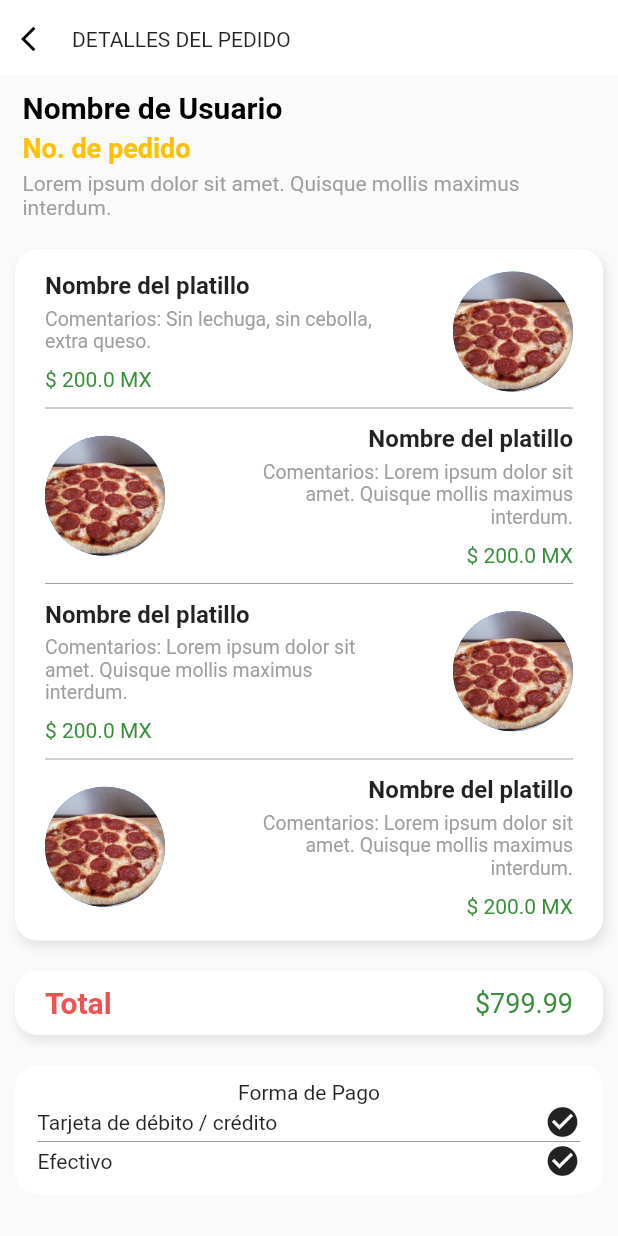
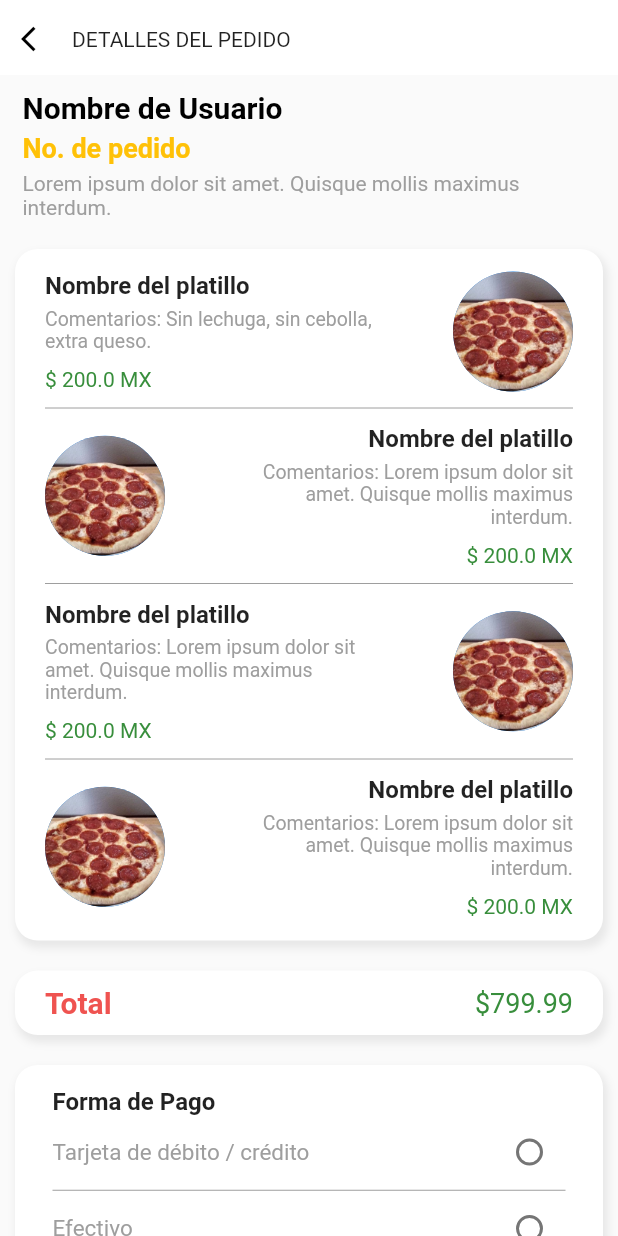
Before and after one commit to PamelaPz/Widgets-Tooring, a Flutter app: the screen it shows after launch, on a phone screen of 412 x 824 dp. Run offline on Flutter 3.47's test engine with Material 2 defaults, Android fonts, the phone set to English and light mode, and no system bars.

Commit message:
radio button

```diff
--- a/lib/detailsOrder.dart
+++ b/lib/detailsOrder.dart
@@ -3,6 +3,7 @@ import 'widgets/Orders/cardFood.dart';
 import 'widgets/Orders/cardFoodLeft.dart';
 import 'widgets/Orders/total.dart';
 import 'widgets/Orders/userDataHeader.dart';
+import 'widgets/Product_Details/groupRadio.dart';
 
 class DetailsOrder extends StatelessWidget {
   @override
@@ -42,7 +43,10 @@ class DetailsOrder extends StatelessWidget {
                       image: "assets/images/pizza.jpg",
                       price: 200,
                     ),
-                    Divider(color: Colors.grey, height: 2,),
+                    Divider(
+                      color: Colors.grey,
+                      height: 2,
+                    ),
                     CardFoodLeft(
                       name: "Nombre del platillo",
                       comments:
@@ -50,7 +54,10 @@ class DetailsOrder extends StatelessWidget {
                       image: "assets/images/pizza.jpg",
                       price: 200,
                     ),
-                    Divider(color: Colors.grey, height: 2,),
+                    Divider(
+                      color: Colors.grey,
+                      height: 2,
+                    ),
                     CardFood(
                       name: "Nombre del platillo",
                       comments:
@@ -58,7 +65,10 @@ class DetailsOrder extends StatelessWidget {
                       image: "assets/images/pizza.jpg",
                       price: 200,
                     ),
-                    Divider(color: Colors.grey, height: 2,),
+                    Divider(
+                      color: Colors.grey,
+                      height: 2,
+                    ),
                     CardFoodLeft(
                       name: "Nombre del platillo",
                       comments:
@@ -70,45 +80,10 @@ class DetailsOrder extends StatelessWidget {
                 ),
               ),
             ),
-            Total(total: 799.99,),
-            Container(
-              margin: EdgeInsets.all(10),
-              padding: EdgeInsets.symmetric(vertical: 10, horizontal: 15),
-              decoration: BoxDecoration(
-                color: Colors.white,
-                borderRadius: BorderRadius.circular(15),
-              ),
-              child: Column(
-                children: [
-                  Text("Forma de Pago"),
-                  Container(
-                    child: Column(
-                      children: [
-                        Container(
-                          child: Row(
-                            mainAxisAlignment: MainAxisAlignment.spaceBetween,
-                            children: [
-                              Text("Tarjeta de débito / crédito"),
-                              Icon(Icons.check_circle),
-                            ],
-                          ),
-                        ),
-                        Divider(height: 2, color: Colors.grey,),
-                        Container(
-                          child: Row(
-                            mainAxisAlignment: MainAxisAlignment.spaceBetween,
-                            children: [
-                              Text("Efectivo"),
-                              Icon(Icons.check_circle),
-                            ],
-                          ),
-                        ),
-                      ],
-                    ),
-                  )
-                ],
-              ),
+            Total(
+              total: 799.99,
             ),
+            GroupRadio(),
           ],
         ),
       ),
--- /dev/null
+++ b/lib/widgets/Product_Details/groupRadio.dart
@@ -0,0 +1,93 @@
+import 'package:flutter/material.dart';
+
+class GroupRadio extends StatefulWidget {
+  GroupRadio({Key key}) : super(key: key);
+
+  @override
+  _GroupRadioState createState() => _GroupRadioState();
+}
+
+class _GroupRadioState extends State<GroupRadio> {
+  String selectedPage;
+
+  @override
+  Widget build(BuildContext context) {
+    return Container(
+      margin: EdgeInsets.all(10),
+      padding: EdgeInsets.symmetric(vertical: 15, horizontal: 25),
+      decoration: BoxDecoration(
+        color: Colors.white,
+        borderRadius: BorderRadius.circular(15),
+        boxShadow: [
+          BoxShadow(
+            color: Colors.grey.withOpacity(0.2),
+            spreadRadius: 1,
+            blurRadius: 4,
+            offset: Offset(2, 4),
+          )
+        ],
+      ),
+      child: Column(
+        crossAxisAlignment: CrossAxisAlignment.start,
+        mainAxisAlignment: MainAxisAlignment.start,
+        children: [
+          Text(
+            "Forma de Pago",
+            style: TextStyle(
+              fontSize: 16,
+              fontWeight: FontWeight.bold,
+            ),
+          ),
+          Container(
+            child: Row(
+              mainAxisAlignment: MainAxisAlignment.spaceBetween,
+              children: [
+                Text(
+                  "Tarjeta de débito / crédito",
+                  style: TextStyle(color: Colors.grey, fontSize: 15),
+                ),
+                Radio(
+                  value: "Tarjeta de débito / crédito",
+                  activeColor: Colors.green.shade700,
+                  groupValue: selectedPage,
+                  onChanged: (newValue) {
+                    setState(() {
+                      selectedPage = newValue;
+                      print(newValue);
+                    });
+                  },
+                ),
+              ],
+            ),
+          ),
+          Divider(
+            height: 3,
+            color: Colors.grey.shade500,
+          ),
+          Container(
+            child: Row(
+              mainAxisAlignment: MainAxisAlignment.spaceBetween,
+              children: [
+                Text(
+                  "Efectivo",
+                  style: TextStyle(color: Colors.grey, fontSize: 15),
+                ),
+                Radio(
+                  value: "Efectivo",
+                  activeColor: Colors.green.shade700,
+                  groupValue: selectedPage,
+                  onChanged: (newValue) {
+                    setState(() {
+                      selectedPage = newValue;
+                      print(newValue);
+                    });
+                  },
+                ),
+              ],
+            ),
+          ),
+        ],
+      ),
+    );
+  }
+}
```
Also changed, not shown: lib/widgets/Orders/total.dart (indentation only).
